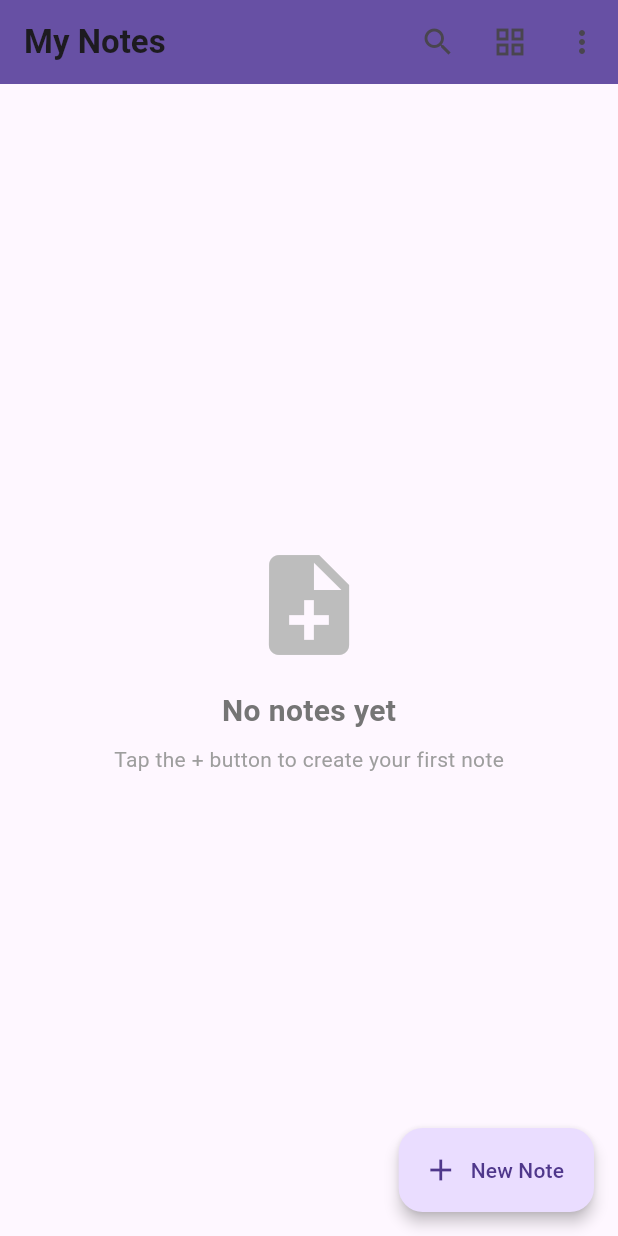
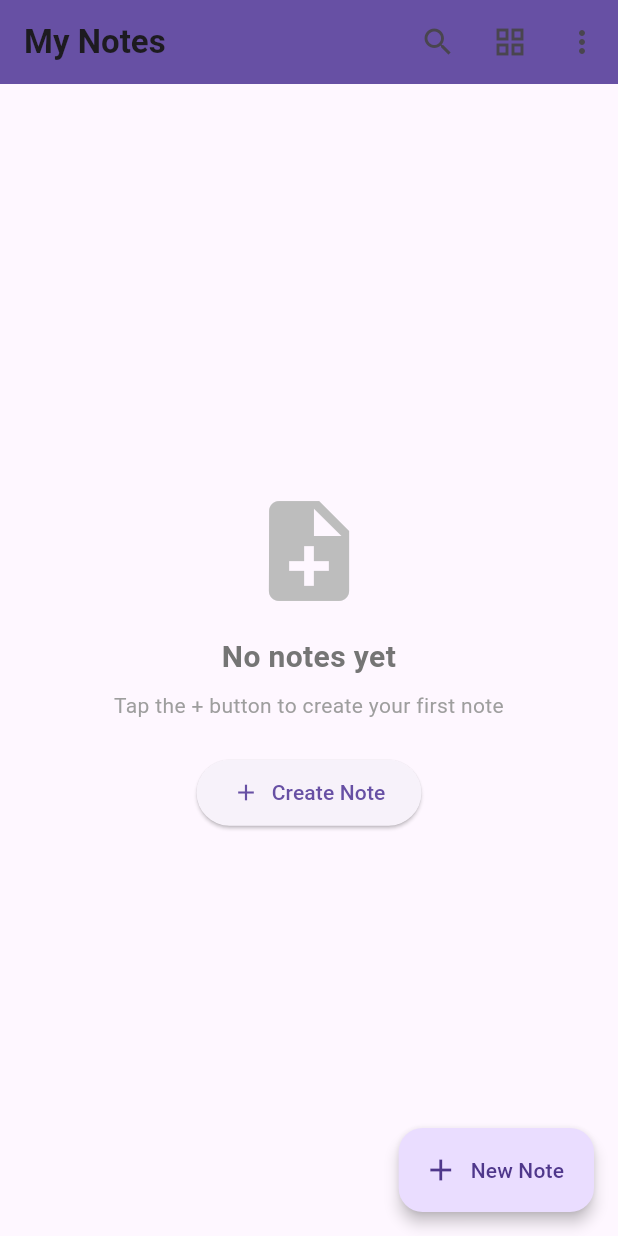
Before and after one commit to RobsanChimdi/todo-list-disguised-vault-app, a Flutter app: the screen it shows after launch, on a phone screen of 412 x 824 dp. Run offline on Flutter 3.47's test engine with Material 3 defaults, Android fonts, the phone set to English and light mode, and no system bars.

Commit message:
home screen

```diff
--- a/lib/features/notebook/presentation/screens/notebook_home_screen.dart
+++ b/lib/features/notebook/presentation/screens/notebook_home_screen.dart
@@ -2,6 +2,10 @@ import 'package:flutter/material.dart';
 import '../controllers/note_controller.dart';
 import 'add_edit_note_screen.dart';
 import 'note_detail_screen.dart';
+import '../widgets/search_bar_widget.dart';
+import '../widgets/empty_state_widget.dart';
+import '../widgets/confirmation_dialog.dart';
+import '../widgets/note_list_item.dart';
 
 class NotebookHomeScreen extends StatefulWidget {
   @override
@@ -14,6 +18,7 @@ class _NotebookHomeScreenState extends State<NotebookHomeScreen> {
   String _searchQuery = '';
   bool _isGridView = false;
 
+  // Update the build method to use the new widgets
   @override
   Widget build(BuildContext context) {
     final filteredNotes = controller.notes.where((note) {
@@ -26,41 +31,32 @@ class _NotebookHomeScreenState extends State<NotebookHomeScreen> {
     return Scaffold(
       appBar: AppBar(
         title: _isSearching
-            ? TextField(
-                autofocus: true,
-                style: TextStyle(color: Colors.white),
-                decoration: InputDecoration(
-                  hintText: 'Search notes...',
-                  hintStyle: TextStyle(color: Colors.white70),
-                  border: InputBorder.none,
-                  prefixIcon: Icon(Icons.search, color: Colors.white),
-                ),
-                onChanged: (value) {
+            ? SearchBarWidget(
+                onSearch: (query) {
                   setState(() {
-                    _searchQuery = value;
+                    _searchQuery = query;
+                  });
+                },
+                onClose: () {
+                  setState(() {
+                    _isSearching = false;
+                    _searchQuery = '';
                   });
                 },
               )
-            : Text("My Notes", style: TextStyle(fontWeight: FontWeight.bold)),
+            : const Text(
+                "My Notes",
+                style: TextStyle(fontWeight: FontWeight.bold),
+              ),
         backgroundColor: Theme.of(context).primaryColor,
         elevation: 0,
         actions: [
           if (!_isSearching)
             IconButton(
-              icon: Icon(Icons.search),
+              icon: const Icon(Icons.search),
               onPressed: () {
                 setState(() {
                   _isSearching = true;
-                });
-              },
-            ),
-          if (_isSearching)
-            IconButton(
-              icon: Icon(Icons.close),
-              onPressed: () {
-                setState(() {
-                  _isSearching = false;
-                  _searchQuery = '';
                 });
               },
             ),
@@ -90,7 +86,7 @@ class _NotebookHomeScreenState extends State<NotebookHomeScreen> {
               }
             },
             itemBuilder: (context) => [
-              PopupMenuItem(
+              const PopupMenuItem(
                 value: 'sort_by_date',
                 child: Row(
                   children: [
@@ -100,7 +96,7 @@ class _NotebookHomeScreenState extends State<NotebookHomeScreen> {
                   ],
                 ),
               ),
-              PopupMenuItem(
+              const PopupMenuItem(
                 value: 'sort_by_title',
                 child: Row(
                   children: [
@@ -115,10 +111,107 @@ class _NotebookHomeScreenState extends State<NotebookHomeScreen> {
         ],
       ),
       body: filteredNotes.isEmpty
-          ? _buildEmptyState()
+          ? EmptyStateWidget(
+              icon: Icons.note_add,
+              title: 'No notes yet',
+              subtitle: 'Tap the + button to create your first note',
+              onActionPressed: () async {
+                final result = await Navigator.push(
+                  context,
+                  MaterialPageRoute(builder: (_) => AddEditNoteScreen()),
+                );
+                if (result != null) {
+                  setState(() {
+                    controller.addNote(result);
+                  });
+                  _showSnackBar('Note added successfully');
+                }
+              },
+              actionLabel: 'Create Note',
+            )
           : _isGridView
-          ? _buildGridView(filteredNotes)
-          : _buildListView(filteredNotes),
+          ? GridView.builder(
+              padding: const EdgeInsets.all(16),
+              gridDelegate: const SliverGridDelegateWithFixedCrossAxisCount(
+                crossAxisCount: 2,
+                crossAxisSpacing: 12,
+                mainAxisSpacing: 12,
+                childAspectRatio: 0.8,
+              ),
+              itemCount: filteredNotes.length,
+              itemBuilder: (context, index) {
+                final note = filteredNotes[index];
+                return NoteListItem(
+                  note: note,
+                  isGridView: true,
+                  onTap: () async {
+                    final result = await Navigator.push(
+                      context,
+                      MaterialPageRoute(
+                        builder: (_) => NoteDetailScreen(note: note),
+                      ),
+                    );
+                    if (result != null) {
+                      setState(() {});
+                    }
+                  },
+                  onDelete: () async {
+                    final confirmed = await ConfirmationDialog.show(
+                      context: context,
+                      title: 'Delete Note',
+                      message:
+                          'Are you sure you want to delete "${note.title}"?',
+                      confirmText: 'Delete',
+                      icon: Icons.delete,
+                    );
+                    if (confirmed == true) {
+                      setState(() {
+                        controller.deleteNoteById(note.id);
+                      });
+                      _showSnackBar('Note deleted');
+                    }
+                  },
+                );
+              },
+            )
+          : ListView.builder(
+              padding: const EdgeInsets.symmetric(vertical: 8),
+              itemCount: filteredNotes.length,
+              itemBuilder: (context, index) {
+                final note = filteredNotes[index];
+                return NoteListItem(
+                  note: note,
+                  isGridView: false,
+                  onTap: () async {
+                    final result = await Navigator.push(
+                      context,
+                      MaterialPageRoute(
+                        builder: (_) => NoteDetailScreen(note: note),
+                      ),
+                    );
+                    if (result != null) {
+                      setState(() {});
+                    }
+                  },
+                  onDelete: () async {
+                    final confirmed = await ConfirmationDialog.show(
+                      context: context,
+                      title: 'Delete Note',
+                      message:
+                          'Are you sure you want to delete "${note.title}"?',
+                      confirmText: 'Delete',
+                      icon: Icons.delete,
+                    );
+                    if (confirmed == true) {
+                      setState(() {
+                        controller.deleteNoteById(note.id);
+                      });
+                      _showSnackBar('Note deleted');
+                    }
+                  },
+                );
+              },
+            ),
       floatingActionButton: FloatingActionButton.extended(
         onPressed: () async {
           final result = await Navigator.push(
@@ -132,8 +225,8 @@ class _NotebookHomeScreenState extends State<NotebookHomeScreen> {
             _showSnackBar('Note added successfully');
           }
         },
-        icon: Icon(Icons.add),
-        label: Text('New Note'),
+        icon: const Icon(Icons.add),
+        label: const Text('New Note'),
         elevation: 4,
       ),
     );
--- a/lib/features/notebook/presentation/widgets/confirmation_dialog.dart
+++ b/lib/features/notebook/presentation/widgets/confirmation_dialog.dart
@@ -0,0 +1,45 @@
+// lib/features/notebook/presentation/widgets/confirmation_dialog.dart
+import 'package:flutter/material.dart';
+
+class ConfirmationDialog {
+  static Future<bool?> show({
+    required BuildContext context,
+    required String title,
+    required String message,
+    String confirmText = 'Confirm',
+    String cancelText = 'Cancel',
+    Color confirmColor = Colors.red,
+    IconData? icon,
+  }) async {
+    return showDialog<bool>(
+      context: context,
+      builder: (context) => AlertDialog(
+        shape: RoundedRectangleBorder(borderRadius: BorderRadius.circular(16)),
+        title: Row(
+          children: [
+            if (icon != null) ...[
+              Icon(icon, color: confirmColor),
+              const SizedBox(width: 8),
+            ],
+            Text(title),
+          ],
+        ),
+        content: Text(message),
+        actions: [
+          TextButton(
+            onPressed: () => Navigator.pop(context, false),
+            child: Text(cancelText),
+          ),
+          ElevatedButton(
+            onPressed: () => Navigator.pop(context, true),
+            style: ElevatedButton.styleFrom(
+              backgroundColor: confirmColor,
+              foregroundColor: Colors.white,
+            ),
+            child: Text(confirmText),
+          ),
+        ],
+      ),
+    );
+  }
+}
```
